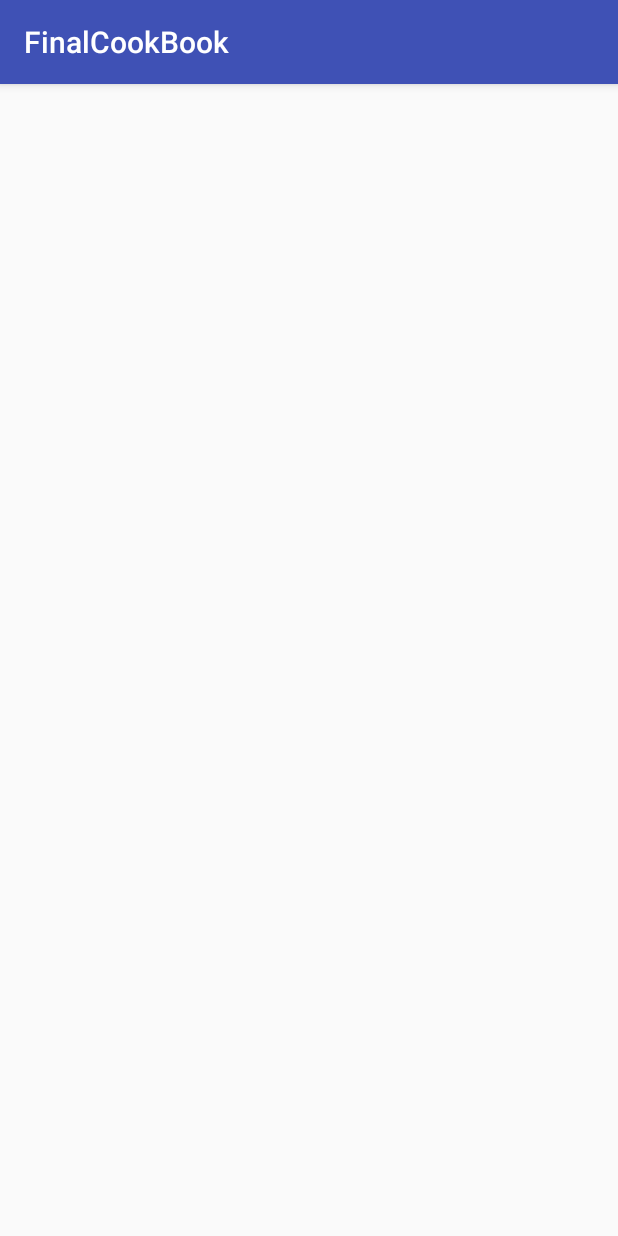
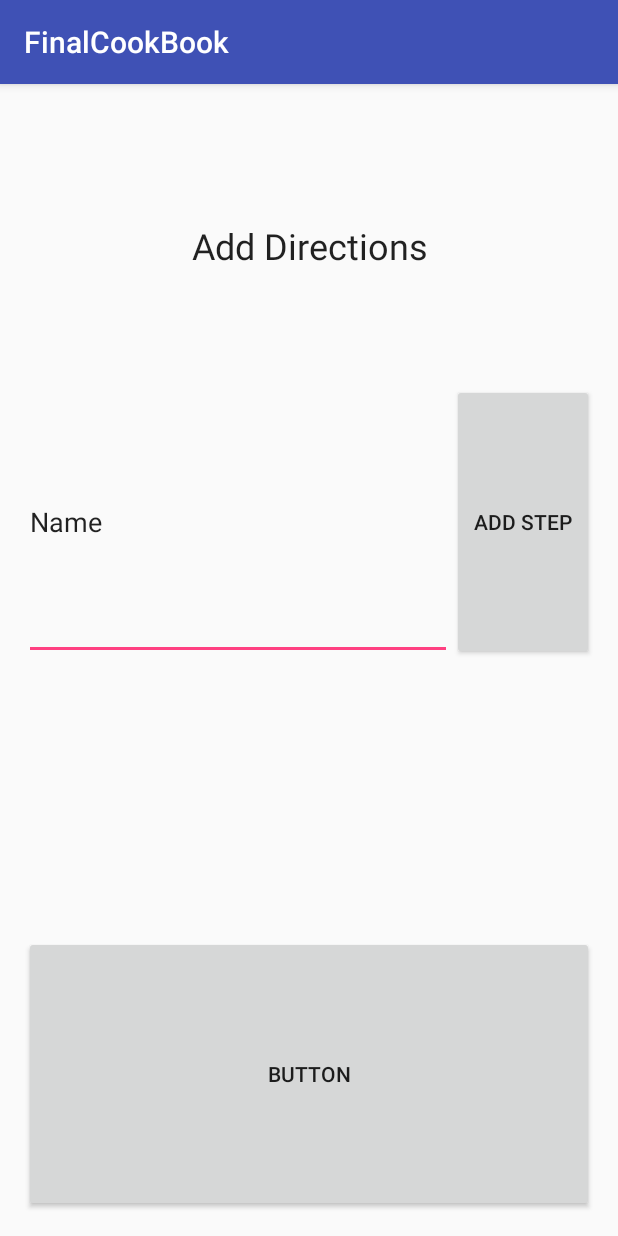
Before and after one commit to Sanaknaki/cookbook, an Android app: the AddRecipeDirections screen opened directly, with no data from a screen before it, on a phone screen of 412 x 824 dp. Run offline under Robolectric (Android 15) with nearby library versions, the phone set to English and light mode, and no system bars; 8 statements that could not run were skipped.

Commit message:
Add recipe template

```diff
--- a/app/src/main/java/com/example/unaizrehmani/finalcookbook/AddRecipeDirections.java
+++ b/app/src/main/java/com/example/unaizrehmani/finalcookbook/AddRecipeDirections.java
@@ -1,13 +1,35 @@
 package com.example.unaizrehmani.finalcookbook;
 
+import android.os.Bundle;
 import android.support.v7.app.AppCompatActivity;
-import android.os.Bundle;
+
+import java.util.ArrayList;
 
 public class AddRecipeDirections extends AppCompatActivity {
+
+    private MainScreen cookBook;
+    private String recipeName;
+    private String chosenCategory;
+    private String chosenType;
+    private ArrayList<Ingredient> chosenAddIngredients;
+    private int prepIntTime;
+    private int cookIntTime;
+    private int caloriesIntTime;
 
     @Override
     protected void onCreate(Bundle savedInstanceState) {
         super.onCreate(savedInstanceState);
         setContentView(R.layout.activity_add_recipe_directions);
+
+        cookBook = (MainScreen) getIntent().getExtras().getSerializable("cookBook");
+        recipeName = (String) getIntent().getExtras().getSerializable("recipeName");
+        chosenCategory = (String)getIntent().getExtras().getSerializable("chosenCategory");
+        chosenType = (String)getIntent().getExtras().getSerializable("chosenType");
+        chosenAddIngredients = (ArrayList<Ingredient>) getIntent().getExtras().getSerializable("chosenAddIngredients");
+        prepIntTime = (Integer) getIntent().getExtras().getSerializable("prepIntTime");
+        cookIntTime = (Integer) getIntent().getExtras().getSerializable("cookIntTime");
+        caloriesIntTime = (Integer) getIntent().getExtras().getSerializable("caloriesIntTime");
+
+
     }
 }
--- a/app/src/main/res/layout/activity_add_recipe_directions.xml
+++ b/app/src/main/res/layout/activity_add_recipe_directions.xml
@@ -10,4 +10,55 @@
     android:paddingTop="@dimen/activity_vertical_margin"
     tools:context="com.example.unaizrehmani.finalcookbook.AddRecipeDirections">
 
+    <LinearLayout
+        android:orientation="vertical"
+        android:layout_width="match_parent"
+        android:layout_height="match_parent">
+
+        <TextView
+            android:text="Add Directions"
+            android:layout_width="match_parent"
+            android:layout_height="match_parent"
+            android:id="@+id/textView6"
+            android:layout_weight="1"
+            android:gravity="center"
+            android:textAppearance="@style/TextAppearance.AppCompat.Headline" />
+
+        <LinearLayout
+            android:orientation="horizontal"
+            android:layout_width="match_parent"
+            android:layout_height="match_parent"
+            android:layout_weight="1">
+
+            <EditText
+                android:layout_width="match_parent"
+                android:layout_height="match_parent"
+                android:inputType="textPersonName"
+                android:text="Name"
+                android:ems="10"
+                android:id="@+id/editText"
+                android:layout_weight="1" />
+
+            <Button
+                android:text="Add Step"
+                android:layout_width="match_parent"
+                android:layout_height="match_parent"
+                android:id="@+id/addRecipeDirectionStepButton"
+                android:layout_weight="3" />
+
+        </LinearLayout>
+
+        <ListView
+            android:layout_width="match_parent"
+            android:layout_height="match_parent"
+            android:layout_weight="1"
+            android:id="@+id/addRecipeDirectionListView" />
+
+        <Button
+            android:text="Button"
+            android:layout_width="match_parent"
+            android:layout_height="match_parent"
+            android:id="@+id/button"
+            android:layout_weight="1" />
+    </LinearLayout>
 </RelativeLayout>
```
